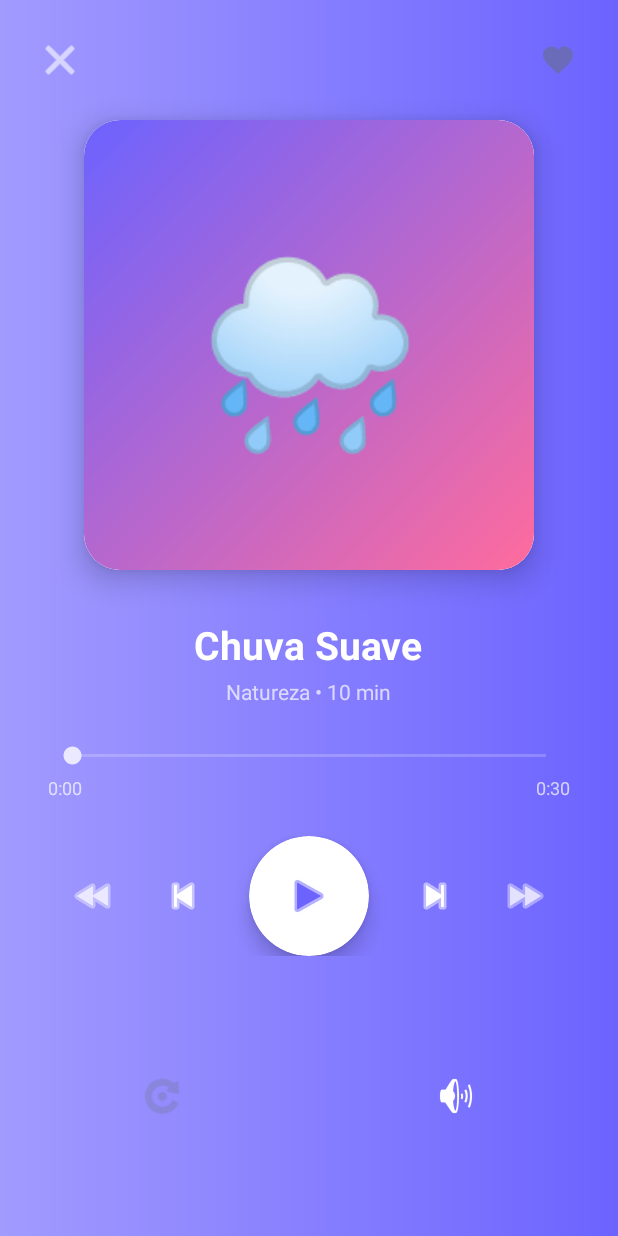
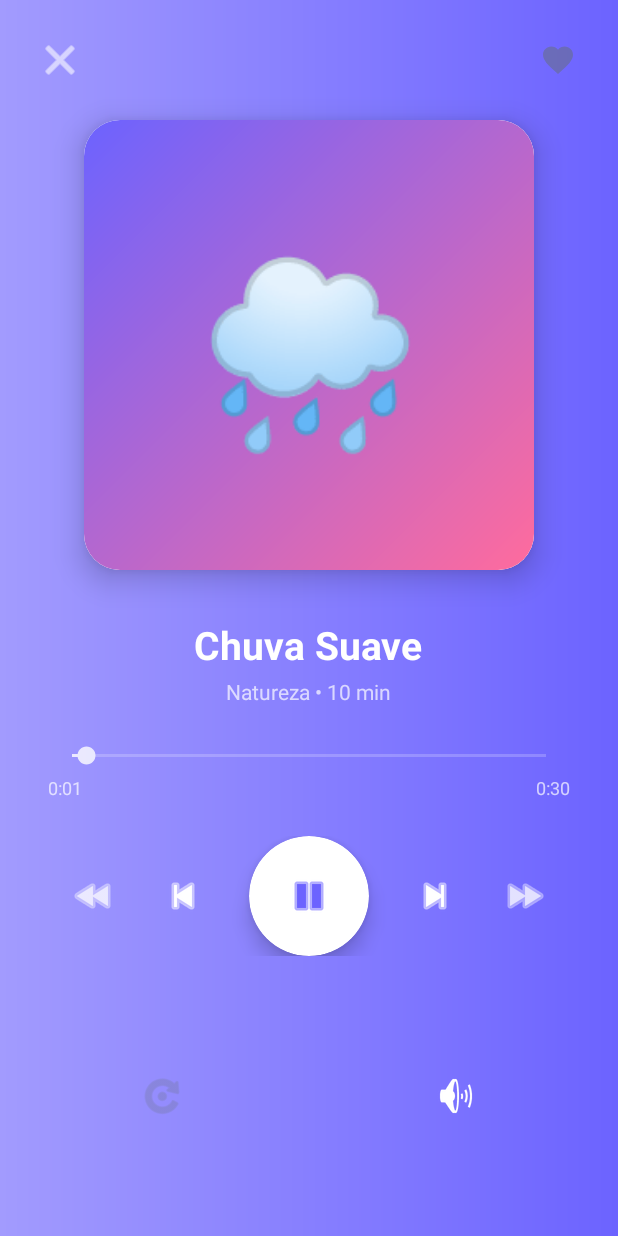
Before and after one commit to vandersonbraz/projeto-android, an Android app: the screen it shows after launch (PlayerActivity), after a tap on "🌧️", on a phone screen of 412 x 824 dp. Run offline under Robolectric (Android 15) with nearby library versions, the phone set to English and light mode, and no system bars; our stand-ins replace AdMob; libraries missing offline, so code that uses them is left out: com.android.billingclient; pictures from the network do not load; 5 statements that could not run were skipped.

```diff
--- a/CalmareApp/app/src/main/java/com/calmare/app/ui/PlayerActivity.kt
+++ b/CalmareApp/app/src/main/java/com/calmare/app/ui/PlayerActivity.kt
@@ -278,10 +278,8 @@ class PlayerActivity : AppCompatActivity() {
         isAudioPrepared = false
         btnPlayPause.setImageResource(android.R.drawable.ic_media_play)
 
-        // Prepara novo áudio
+        // Prepara e toca novo áudio automaticamente
         prepareMediaPlayer()
-
-        Toast.makeText(this, "⏭️ ${sound.title}", Toast.LENGTH_SHORT).show()
     }
 
     private fun toggleLoop() {
@@ -346,9 +344,6 @@ class PlayerActivity : AppCompatActivity() {
         }
 
         try {
-            // Mostra mensagem de carregamento
-            Toast.makeText(this, "Carregando áudio...", Toast.LENGTH_SHORT).show()
-
             mediaPlayer = MediaPlayer().apply {
                 setAudioAttributes(
                     AudioAttributes.Builder()
@@ -363,10 +358,10 @@ class PlayerActivity : AppCompatActivity() {
 
                 setOnPreparedListener {
                     tvTotalTime.text = formatTime(duration / 1000)
-                    // Player começa pausado - usuário precisa clicar em Play
                     isAudioPrepared = true
                     btnPlayPause.isEnabled = true
-                    Toast.makeText(this@PlayerActivity, "✅ Áudio pronto!", Toast.LENGTH_SHORT).show()
+                    // Toca automaticamente quando pronto
+                    startPlayback()
                 }
 
                 setOnCompletionListener {
```
Also changed, not shown: 2 other files.
